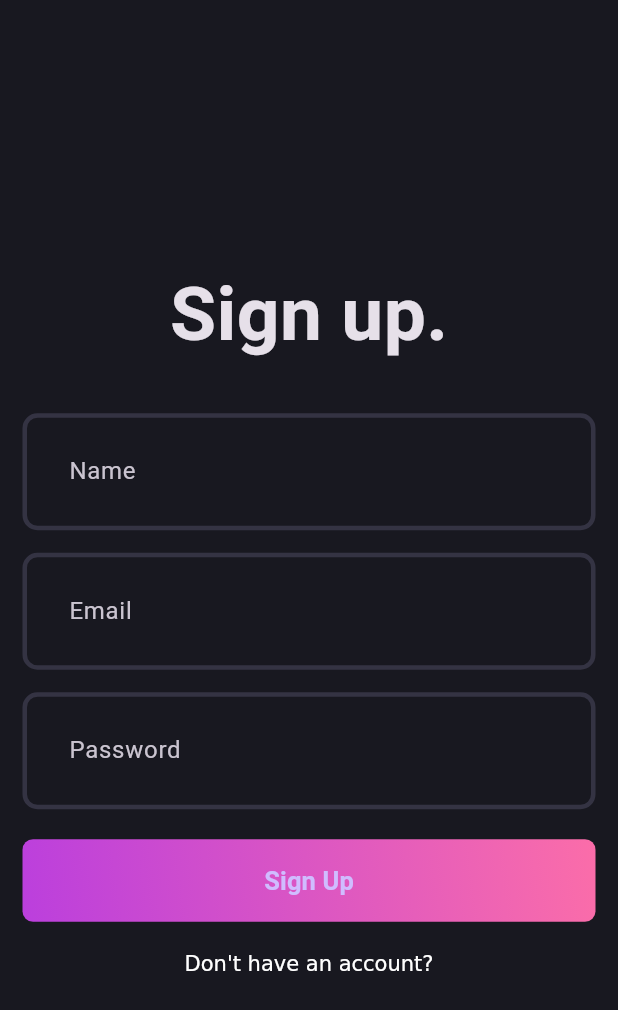
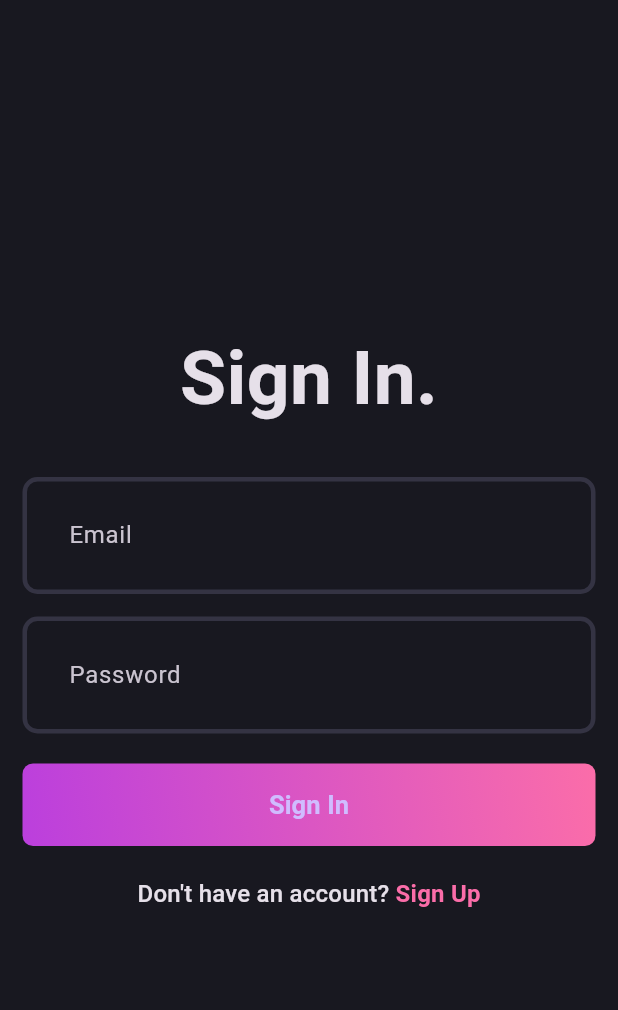
Before and after one commit to Pin3appl3ishan/blog-app, a Flutter app: the screen it shows after launch, on a phone screen of 412 x 824 dp. Shown: the top 1010 px of the screen. Run offline on Flutter 3.47's test engine with Material 3 defaults, Android fonts, the phone set to English and light mode, and no system bars.

Commit message:
add login and signup pages with authentication fields

```diff
--- a/lib/core/theme/theme.dart
+++ b/lib/core/theme/theme.dart
@@ -8,6 +8,7 @@ class AppTheme {
   );
   static final darkThemeMode = ThemeData.dark().copyWith(
     scaffoldBackgroundColor: AppPallete.backgroundColor,
+    appBarTheme: const AppBarTheme(backgroundColor: AppPallete.backgroundColor),
     inputDecorationTheme: InputDecorationTheme(
       contentPadding: const EdgeInsets.all(27),
       enabledBorder: _border(),
--- /dev/null
+++ b/lib/features/auth/presentation/pages/login_page.dart
@@ -0,0 +1,81 @@
+import 'package:blog_app/core/theme/app_pallete.dart';
+import 'package:blog_app/features/auth/presentation/widgets/auth_field.dart';
+import 'package:blog_app/features/auth/presentation/pages/signup_page.dart';
+import 'package:blog_app/features/auth/presentation/widgets/auth_gradient_button.dart';
+import 'package:flutter/material.dart';
+
+class LoginPage extends StatefulWidget {
+  static route() => MaterialPageRoute(builder: (context) => const LoginPage());
+
+  const LoginPage({super.key});
+
+  @override
+  State<LoginPage> createState() => _LoginPageState();
+}
+
+class _LoginPageState extends State<LoginPage> {
+  final emailController = TextEditingController();
+  final passwordController = TextEditingController();
+  final formKey = GlobalKey<FormState>();
+
+  @override
+  void dispose() {
+    emailController.dispose();
+    passwordController.dispose();
+    super.dispose();
+  }
+
+  @override
+  Widget build(BuildContext context) {
+    return Scaffold(
+      body: Padding(
+        padding: const EdgeInsets.all(15.0),
+        child: Form(
+          key: formKey,
+          child: Column(
+            mainAxisAlignment: MainAxisAlignment.center,
+            children: [
+              Text(
+                'Sign In.',
+                style: TextStyle(fontSize: 50, fontWeight: FontWeight.bold),
+              ),
+              const SizedBox(height: 30),
+
+              AuthField(hintText: 'Email', controller: emailController),
+              const SizedBox(height: 15),
+              AuthField(
+                hintText: 'Password',
+                controller: passwordController,
+                isObscureText: true,
+              ),
+              const SizedBox(height: 20),
+              const AuthGradientButton(buttonText: 'Sign In'),
+              const SizedBox(height: 20),
+              GestureDetector(
+                onTap: () {
+                  Navigator.push(context, SignupPage.route());
+
+                },
+                child: RichText(
+                  text: TextSpan(
+                    text: "Don't have an account? ",
+                    style: Theme.of(context).textTheme.titleMedium,
+                    children: [
+                      TextSpan(
+                        text: "Sign Up",
+                        style: Theme.of(context).textTheme.titleMedium?.copyWith(
+                          color: AppPallete.gradient2,
+                          fontWeight: FontWeight.bold,
+                        ),
+                      ),
+                    ],
+                  ),
+                ),
+              ),
+            ],
+          ),
+        ),
+      ),
+    );
+  }
+}
--- a/lib/features/auth/presentation/pages/sigup_page.dart
+++ /dev/null
@@ -1,40 +0,0 @@
-import 'package:blog_app/features/auth/presentation/widgets/auth_field.dart';
-import 'package:blog_app/features/auth/presentation/widgets/auth_gradient_button.dart';
-import 'package:flutter/material.dart';
-
-class SigupPage extends StatefulWidget {
-  const SigupPage({super.key});
-
-  @override
-  State<SigupPage> createState() => _SigupPageState();
-}
-
-class _SigupPageState extends State<SigupPage> {
-  @override
-  Widget build(BuildContext context) {
-    return Scaffold(
-      body: Padding(
-        padding: const EdgeInsets.all(15.0),
-        child: Column(
-          mainAxisAlignment: MainAxisAlignment.center,
-          children: [
-            Text(
-              'Sign up.',
-              style: TextStyle(fontSize: 50, fontWeight: FontWeight.bold),
-            ),
-            const SizedBox(height: 30),
-            AuthField(hintText: 'Name'),
-            const SizedBox(height: 15),
-            AuthField(hintText: 'Email'),
-            const SizedBox(height: 15),
-            AuthField(hintText: 'Password'),
-            const SizedBox(height: 20),
-            AuthGradientButton(),
-            const SizedBox(height: 20),
-            RichText(text: TextSpan(text: "Don't have an account?")),
-          ],
-        ),
-      ),
-    );
-  }
-}
--- a/lib/features/auth/presentation/widgets/auth_field.dart
+++ b/lib/features/auth/presentation/widgets/auth_field.dart
@@ -2,16 +2,28 @@ import 'package:flutter/material.dart';
 
 class AuthField extends StatelessWidget {
   final String hintText;
+  final TextEditingController controller;
+  final bool isObscureText;
   const AuthField({super.key,
   required this.hintText,
+  required this.controller,
+  this.isObscureText = false,
   });
 
   @override
   Widget build(BuildContext context) {
     return TextFormField(
+      controller:  controller,
       decoration: InputDecoration(
         hintText: hintText,
       ),
+      validator: (value) {
+        if (value!.isEmpty) {
+          return "$hintText is missing";
+        }
+        return null;
+      },
+      obscureText: isObscureText,
     );
   }
 }
--- a/lib/features/auth/presentation/widgets/auth_gradient_button.dart
+++ b/lib/features/auth/presentation/widgets/auth_gradient_button.dart
@@ -2,7 +2,8 @@ import 'package:blog_app/core/theme/app_pallete.dart';
 import 'package:flutter/material.dart';
 
 class AuthGradientButton extends StatelessWidget {
-  const AuthGradientButton({super.key});
+  final String buttonText;
+  const AuthGradientButton({super.key, required this.buttonText});
 
   @override
   Widget build(BuildContext context) {
@@ -23,8 +24,8 @@ class AuthGradientButton extends StatelessWidget {
           shadowColor: AppPallete.transparentColor,
         ),
         child: Text(
-          'Sign Up',
-          style: TextStyle(fontSize: 17, fontWeight: FontWeight.w600),
+          buttonText,
+          style: const TextStyle(fontSize: 17, fontWeight: FontWeight.w600),
         ),
       ),
     );
--- a/lib/main.dart
+++ b/lib/main.dart
@@ -1,5 +1,5 @@
 import 'package:blog_app/core/theme/theme.dart';
-import 'package:blog_app/features/auth/presentation/pages/sigup_page.dart';
+import 'package:blog_app/features/auth/presentation/pages/login_page.dart';
 import 'package:flutter/material.dart';
 
 void main() {
@@ -16,7 +16,7 @@ class MyApp extends StatelessWidget {
       debugShowCheckedModeBanner: false,
       title: 'Flutter Demo',
       theme: AppTheme.darkThemeMode,
-      home: SigupPage(),
+      home: LoginPage(),
     );
   }
 }
```
Also changed, not shown: lib/features/auth/presentation/pages/signup_page.dart (added, +85 -0 lines).
